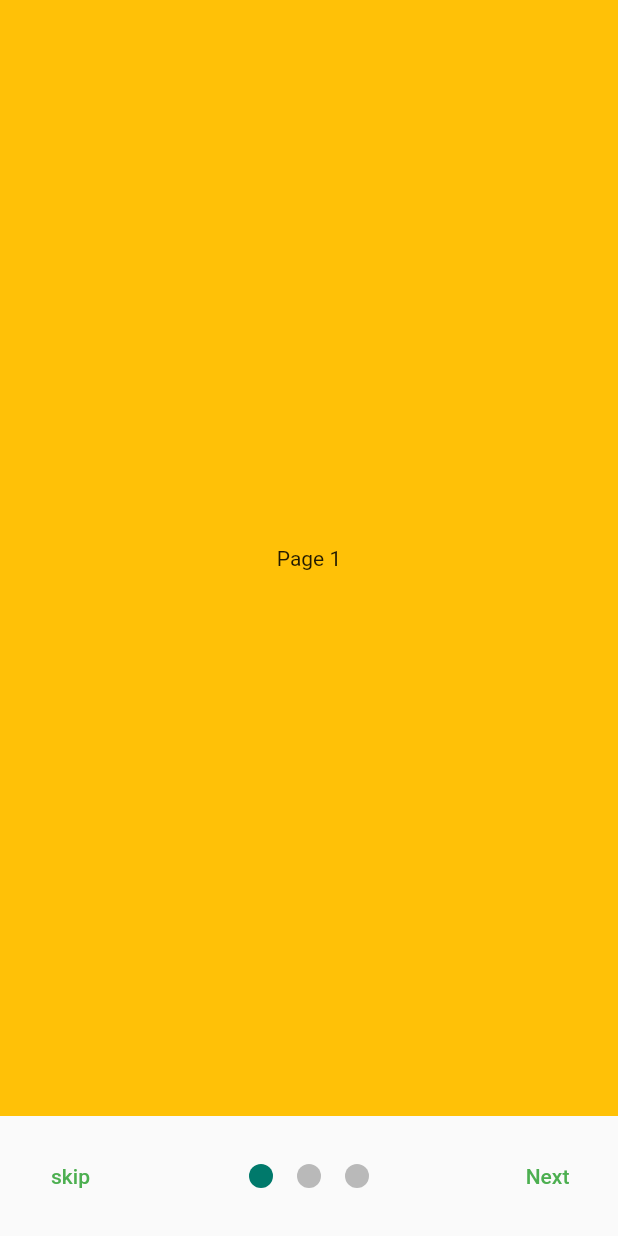
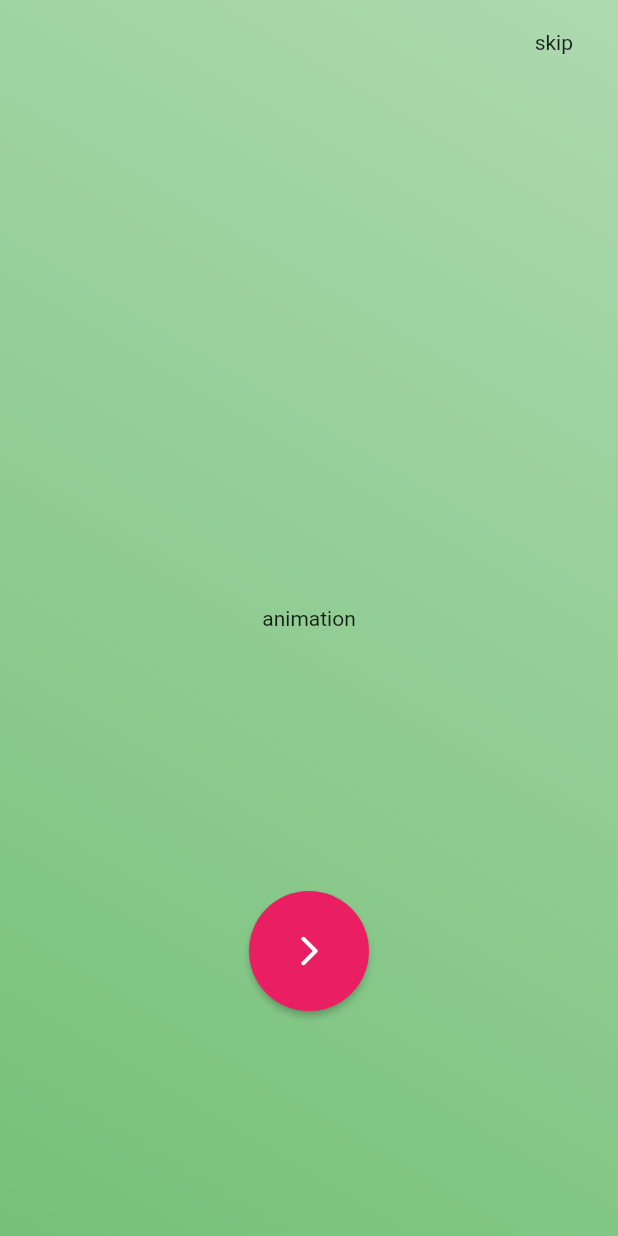
Before and after one commit to GledsonLScruz/CashOb, a Flutter app: the screen it shows after launch, on a phone screen of 412 x 824 dp. Run offline on Flutter 3.47's test engine with Material 2 defaults, Android fonts, the light colour scheme and no system bars; drawn by our look-alikes of smooth_page_indicator; our stand-ins replace flutter_modular, shared_preferences.

Commit message:
start creating the onboarding screen with rive

```diff
--- a/lib/main.dart
+++ b/lib/main.dart
@@ -1,5 +1,6 @@
 import 'package:cashob/pages/details_page.dart';
 import 'package:cashob/pages/home_page.dart';
+import 'package:cashob/pages/new_onboarding_page.dart';
 import 'package:cashob/pages/onboarding_page.dart';
 import 'package:flutter/material.dart';
 import 'package:flutter_modular/flutter_modular.dart';
@@ -36,7 +37,7 @@ class AppWidget extends StatelessWidget {
   Widget build(BuildContext context) {
     return MaterialApp.router(
       title: 'My Smart App',
-      theme: ThemeData(primarySwatch: Colors.green),
+      theme: ThemeData(primarySwatch: Colors.purple),
       routeInformationParser: Modular.routeInformationParser,
       routerDelegate: Modular.routerDelegate,
       debugShowCheckedModeBanner: false,
--- /dev/null
+++ b/lib/pages/new_onboarding_page.dart
@@ -0,0 +1,27 @@
+import 'package:flutter/material.dart';
+import 'package:flutter/src/widgets/container.dart';
+import 'package:flutter/src/widgets/framework.dart';
+import 'package:flutter_modular/flutter_modular.dart';
+
+class NewOnboardingPage extends StatefulWidget {
+  const NewOnboardingPage({super.key});
+
+  @override
+  State<NewOnboardingPage> createState() => _NewOnboardingPageState();
+}
+
+class _NewOnboardingPageState extends State<NewOnboardingPage> {
+  @override
+  Widget build(BuildContext context) {
+    return Listener(
+        onPointerMove: (moveEvent) {
+          if (moveEvent.delta.dx > 0) {
+            print("swipe right");
+          }
+        },
+        child: Container(
+          color: Colors.amber,
+          child: const Center(child: Text('Page 1')),
+        ));
+  }
+}
--- a/lib/pages/onboarding_page.dart
+++ b/lib/pages/onboarding_page.dart
@@ -1,10 +1,24 @@
 import 'package:flutter/material.dart';
-import 'package:flutter/src/widgets/container.dart';
-import 'package:flutter/src/widgets/framework.dart';
 import 'package:flutter_modular/flutter_modular.dart';
 import 'package:shared_preferences/shared_preferences.dart';
 import 'package:smooth_page_indicator/smooth_page_indicator.dart';
+import 'dart:math' as math;
 
+/**
+ * Inspiration:
+ * https://dribbble.com/shots/16886313-Conceptzilla-Onboarding-Animation-Concept
+ *
+ * Code Ref Rive:
+ * https://github.com/Richa0305/flutter_plant_growing_anim/blob/master/lib/plant_screen.dart
+ *
+ * Doc:
+ * https://help.rive.app/runtimes/state-machines
+ *
+ * Progress indicator:
+ * https://www.youtube.com/watch?v=TiH0HYBFMMI
+ *
+ *
+ */
 class OnBoardingPage extends StatefulWidget {
   const OnBoardingPage({super.key});
 
@@ -26,9 +40,9 @@ class _OnBoardingPageState extends State<OnBoardingPage> {
   Widget build(BuildContext context) {
     return SafeArea(
       child: Scaffold(
-      body: Container(
-        padding: const EdgeInsets.only(bottom: 80),
-        child: PageView(
+        body: Stack(
+          children: [
+            PageView(
               onPageChanged: (index) {
                 setState(() {
                   isLastPage = index == 2;
@@ -37,65 +51,105 @@ class _OnBoardingPageState extends State<OnBoardingPage> {
               controller: controller,
               children: [
                 Container(
-              color: Colors.amber,
-              child: const Center(child: Text('Page 1')),
+                    decoration: BoxDecoration(
+                      gradient: LinearGradient(
+                          colors: [
+                            Colors.green.withOpacity(0.3),
+                            Colors.green.withOpacity(0.6),
+                            Colors.green.withOpacity(0.9)
+                          ],
+                          begin: Alignment(-1.0, -2.0),
+                          end: Alignment(1.0, 2.0),
+                          transform: GradientRotation(math.pi / 4),
+                          stops: const [0.0, 0.5, 1.0],
+                          tileMode: TileMode.clamp),
+                    ),
+                    child: const Text("")),
+                Container(
+                    decoration: BoxDecoration(
+                      gradient: LinearGradient(
+                          colors: [
+                            Colors.purple.withOpacity(0.3),
+                            Colors.purple.withOpacity(0.6),
+                            Colors.purple.withOpacity(0.9)
+                          ],
+                          begin: const FractionalOffset(0.0, 0.0),
+                          end: const FractionalOffset(0.0, 1.0),
+                          stops: const [0.0, 0.5, 1.0],
+                          tileMode: TileMode.clamp),
+                    ),
+                    child: const Text("")),
+                Container(
+                  color: Colors.green.withAlpha(60),
+                  child: const Center(child: Text('')),
                 ),
                 Container(
-              color: Colors.blue,
-              child: const Center(child: Text('Page 2')),
+                  color: Colors.purple,
+                  child: const Center(child: Text('')),
                 ),
                 Container(
-              color: Colors.red,
-              child: const Center(child: Text('Page 3')),
+                  color: Colors.pink,
+                  child: const Center(child: Text('')),
                 )
               ],
             ),
+            Center(child: Text("animation")),
+            Positioned(
+                bottom: 150,
+                right: 100,
+                left: 100,
+                child: SizedBox(
+                  width: 80,
+                  height: 80,
+                  child: ElevatedButton(
+                    onPressed: () async {
+                      if (!isLastPage) {
+                        controller.nextPage(
+                            duration: const Duration(milliseconds: 500),
+                            curve: Curves.easeInOut);
+                      } else {
+                        final prefs = await SharedPreferences.getInstance();
+                        prefs.setBool('showHome', true);
+                        Modular.to.navigate("/home");
+                      }
+                    },
+                    style: ElevatedButton.styleFrom(
+                      shape: const CircleBorder(),
+                      padding: const EdgeInsets.all(20),
+                      backgroundColor: Colors.pink,
+                      foregroundColor: Colors.white,
                     ),
-      bottomSheet: isLastPage
-          ? TextButton(
+                    child: Icon(
+                        isLastPage
+                            ? Icons.check
+                            : Icons.arrow_forward_ios_rounded,
+                        color: Colors.white),
+                  ),
+                )),
+            Positioned(top: 20, right: 30, child: Text("skip"))
+          ],
+        ),
+      ),
+    );
+  }
+}
+
+/**
+ *
+
 onPressed: () async {
                   final prefs = await SharedPreferences.getInstance();
                   prefs.setBool('showHome', true);
 
                   Modular.to.navigate("/home");
                 },
-              child: const Text('get started'))
-          : Container(
-              padding: const EdgeInsets.symmetric(horizontal: 15),
-              height: 80,
-              child: Row(
-                mainAxisAlignment: MainAxisAlignment.spaceBetween,
-                children: [
-                  TextButton(
+                child: const Text('get started')
+
 onPressed: () {
                           controller.jumpToPage(2);
-                      },
-                      child: const Text("skip")),
-                  Center(
-                    child: SmoothPageIndicator(
-                      controller: controller,
-                      count: 3,
-                      effect: WormEffect(
-                          spacing: 16,
-                          dotColor: Colors.black26,
-                          activeDotColor: Colors.teal.shade700),
-                      onDotClicked: ((index) {
-                        controller.animateToPage(index,
-                            duration: const Duration(milliseconds: 500),
-                            curve: Curves.easeIn);
-                      }),
-                    ),
-                  ),
-                  TextButton(
-                      onPressed: () {
+                        }
+
 controller.nextPage(
                               duration: const Duration(milliseconds: 500),
                               curve: Curves.easeInOut);
-                      },
-                      child: const Text("Next"))
-                ],
-              ),
-            ),
-    ));
-  }
-}
+                              */
--- a/pubspec.yaml
+++ b/pubspec.yaml
@@ -17,6 +17,7 @@ publish_to: 'none' # Remove this line if you wish to publish to pub.dev
 # https://developer.apple.com/library/archive/documentation/General/Reference/InfoPlistKeyReference/Articles/CoreFoundationKeys.html
 # In Windows, build-name is used as the major, minor, and patch parts
 # of the product and file versions while build-number is used as the build suffix.
+
 version: 1.0.0+1
 
 environment:
@@ -35,6 +36,7 @@ dependencies:
   http: 0.13.5
   smooth_page_indicator: ^1.0.0+2
   shared_preferences: ^2.0.12
+  rive: 0.9.1
 
 
 
```
Also changed, not shown: pubspec.lock. Lines whose indentation alone changed are shown as unchanged.
